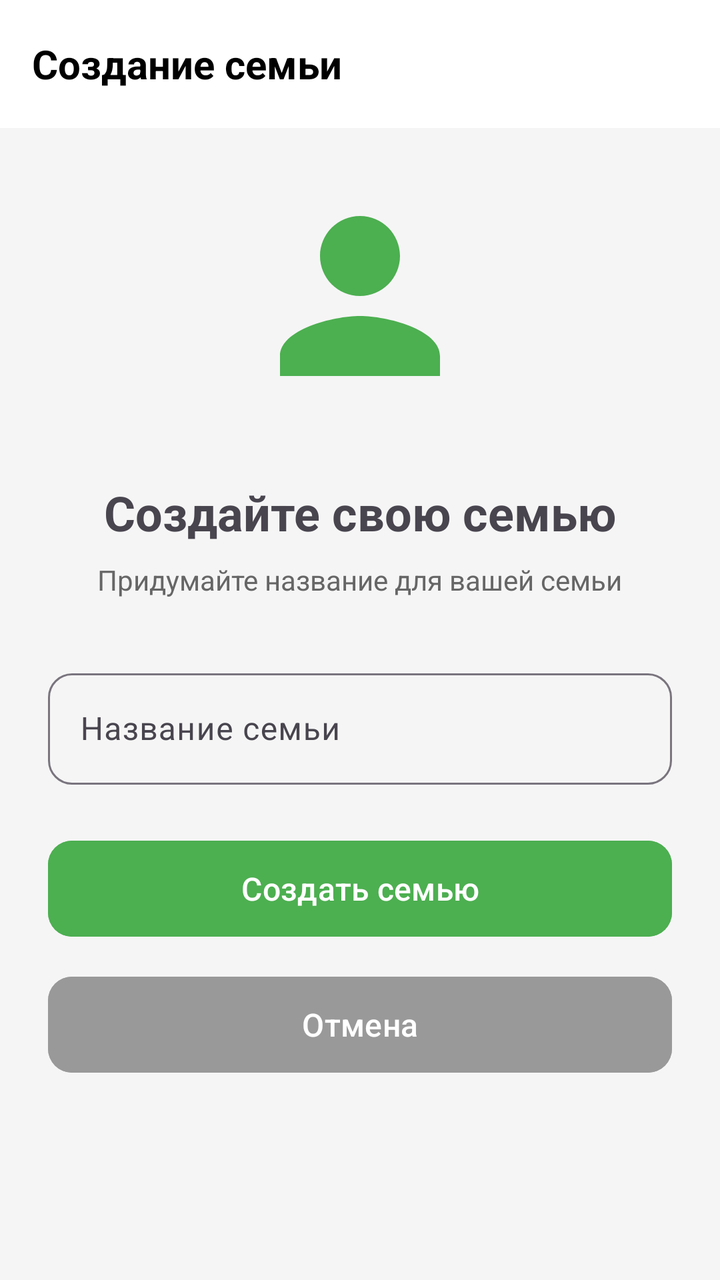
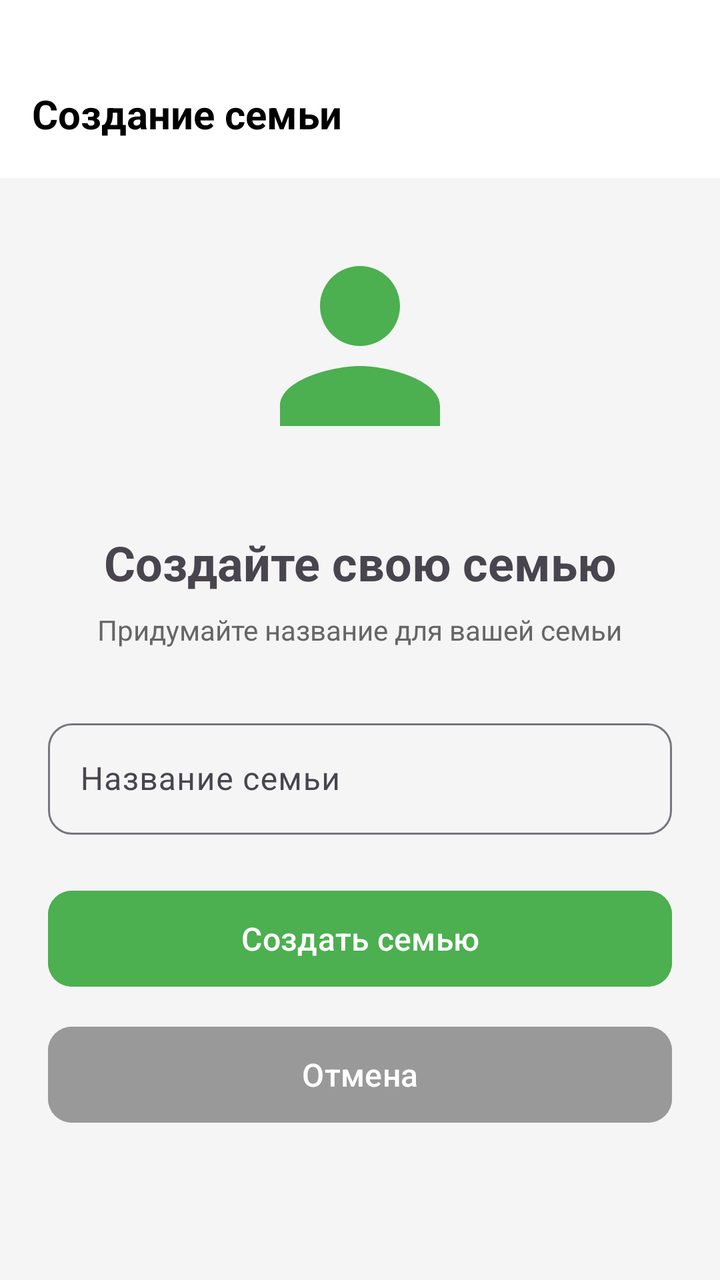

The first picture is an Android layout as it rendered before a commit; the second is the same layout after the commit. The layout source and the unified diff follow.
<!-- AndroidManifest.xml: application theme Theme.FamilyHelper -->
<!-- res/layout/activity_create_family.xml -->
<?xml version="1.0" encoding="utf-8"?>
<LinearLayout xmlns:android="http://schemas.android.com/apk/res/android"
    xmlns:app="http://schemas.android.com/apk/res-auto"
    android:layout_width="match_parent"
    android:layout_height="match_parent"
    android:orientation="vertical"
    android:background="#F5F5F5">

    <com.google.android.material.appbar.AppBarLayout
        android:layout_width="match_parent"
        android:layout_height="wrap_content"
        android:background="@android:color/white">

        <androidx.appcompat.widget.Toolbar
            android:layout_width="match_parent"
            android:layout_height="?attr/actionBarSize">

            <TextView
                android:layout_width="wrap_content"
                android:layout_height="wrap_content"
                android:text="Создание семьи"
                android:textSize="20sp"
                android:textStyle="bold"
                android:textColor="@color/black"/>
        </androidx.appcompat.widget.Toolbar>
    </com.google.android.material.appbar.AppBarLayout>

    <ScrollView
        android:layout_width="match_parent"
        android:layout_height="0dp"
        android:layout_weight="1">

        <LinearLayout
            android:layout_width="match_parent"
            android:layout_height="wrap_content"
            android:orientation="vertical"
            android:padding="24dp">

            <ImageView
                android:layout_width="120dp"
                android:layout_height="120dp"
                android:layout_gravity="center_horizontal"
                android:layout_marginBottom="32dp"
                android:src="@drawable/username_icon"
                app:tint="#4CAF50"/>

            <TextView
                android:layout_width="wrap_content"
                android:layout_height="wrap_content"
                android:text="Создайте свою семью"
                android:textSize="24sp"
                android:textStyle="bold"
                android:layout_gravity="center_horizontal"
                android:layout_marginBottom="8dp"/>

            <TextView
                android:layout_width="wrap_content"
                android:layout_height="wrap_content"
                android:text="Придумайте название для вашей семьи"
                android:textSize="14sp"
                android:textColor="#666"
                android:layout_gravity="center_horizontal"
                android:layout_marginBottom="32dp"/>

            <com.google.android.material.textfield.TextInputLayout
                android:layout_width="match_parent"
                android:layout_height="wrap_content"
                android:hint="Название семьи"
                app:boxBackgroundMode="outline"
                app:boxCornerRadiusTopStart="12dp"
                app:boxCornerRadiusTopEnd="12dp"
                app:boxCornerRadiusBottomStart="12dp"
                app:boxCornerRadiusBottomEnd="12dp"
                android:layout_marginBottom="24dp">

                <EditText
                    android:id="@+id/etFamilyName"
                    android:layout_width="match_parent"
                    android:layout_height="wrap_content"
                    android:inputType="textCapWords"
                    android:maxLines="1"/>
            </com.google.android.material.textfield.TextInputLayout>

            <Button
                android:id="@+id/btnCreateFamily"
                android:layout_width="match_parent"
                android:layout_height="56dp"
                android:text="Создать семью"
                android:textSize="16sp"
                android:backgroundTint="#4CAF50"
                app:cornerRadius="12dp"
                android:layout_marginBottom="12dp"/>

            <Button
                android:id="@+id/btnCancel"
                android:layout_width="match_parent"
                android:layout_height="56dp"
                android:text="Отмена"
                android:textSize="16sp"
                android:backgroundTint="#999"
                app:cornerRadius="12dp"/>
        </LinearLayout>
    </ScrollView>
</LinearLayout>
<!-- resources referenced by this layout -->
<resources>
  <color name="black">#FF000000</color>
  <!-- drawable username_icon (drawable) -->
  <vector xmlns:android="http://schemas.android.com/apk/res/android"
      android:width="24dp"
      android:height="24dp"
      android:viewportWidth="24"
      android:viewportHeight="24">
      <path
          android:fillColor="#757575"
          android:pathData="M12,12c2.21,0 4,-1.79 4,-4s-1.79,-4 -4,-4 -4,1.79 -4,4 1.79,4 4,4zM12,14c-2.67,0 -8,1.34 -8,4v2h16v-2c0,-2.66 -5.33,-4 -8,-4z"/>
  </vector>
  <style name="Theme.FamilyHelper" parent="Base.Theme.FamilyHelper" />
  <style name="Base.Theme.FamilyHelper" parent="Theme.Material3.DayNight.NoActionBar">
          
          
      </style>
</resources>

<!-- the commit's change to res/layout/activity_create_family.xml (unified diff, before → after) -->
@@ -4,7 +4,8 @@
     android:layout_width="match_parent"
     android:layout_height="match_parent"
     android:orientation="vertical"
-    android:background="#F5F5F5">
+    android:background="#F5F5F5"
+    android:fitsSystemWindows="true">
 
     <com.google.android.material.appbar.AppBarLayout
         android:layout_width="match_parent"
@@ -13,7 +14,8 @@
 
         <androidx.appcompat.widget.Toolbar
             android:layout_width="match_parent"
-            android:layout_height="?attr/actionBarSize">
+            android:layout_height="?attr/actionBarSize"
+            android:layout_marginTop="25dp">
 
             <TextView
                 android:layout_width="wrap_content"
